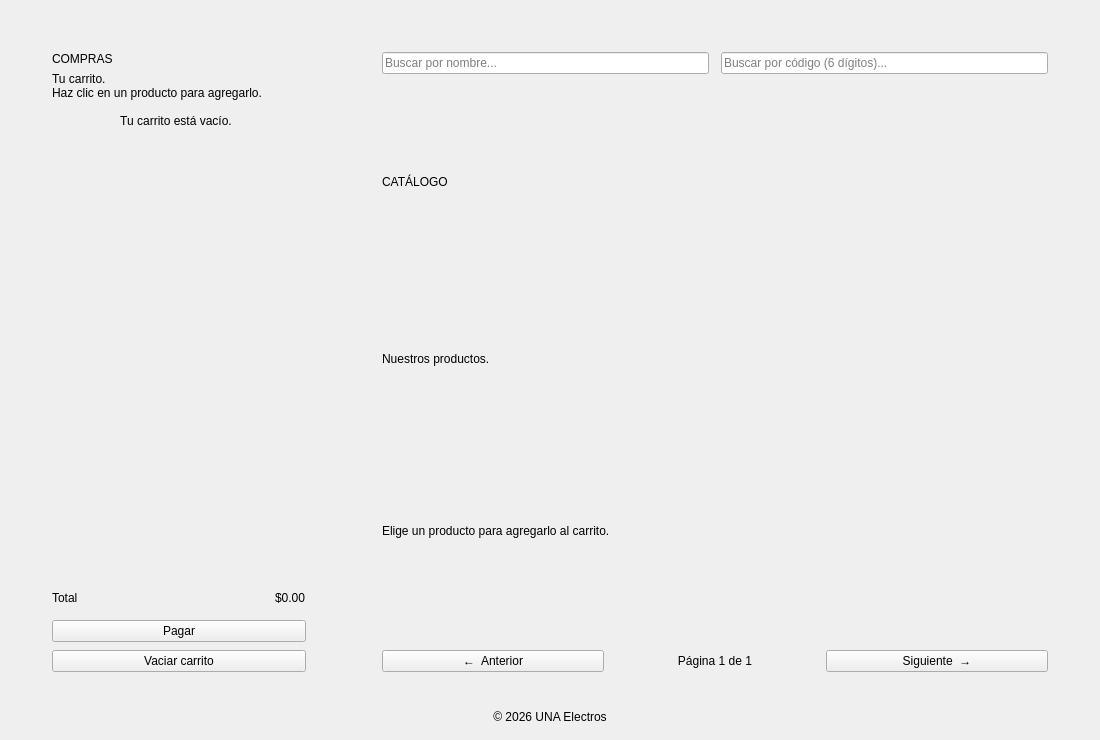
First picture: the form in proyecto progra/menuPaginacion.ui, repository AntonyEduardoAguirre/proyectoprogramacion2, before the edit.
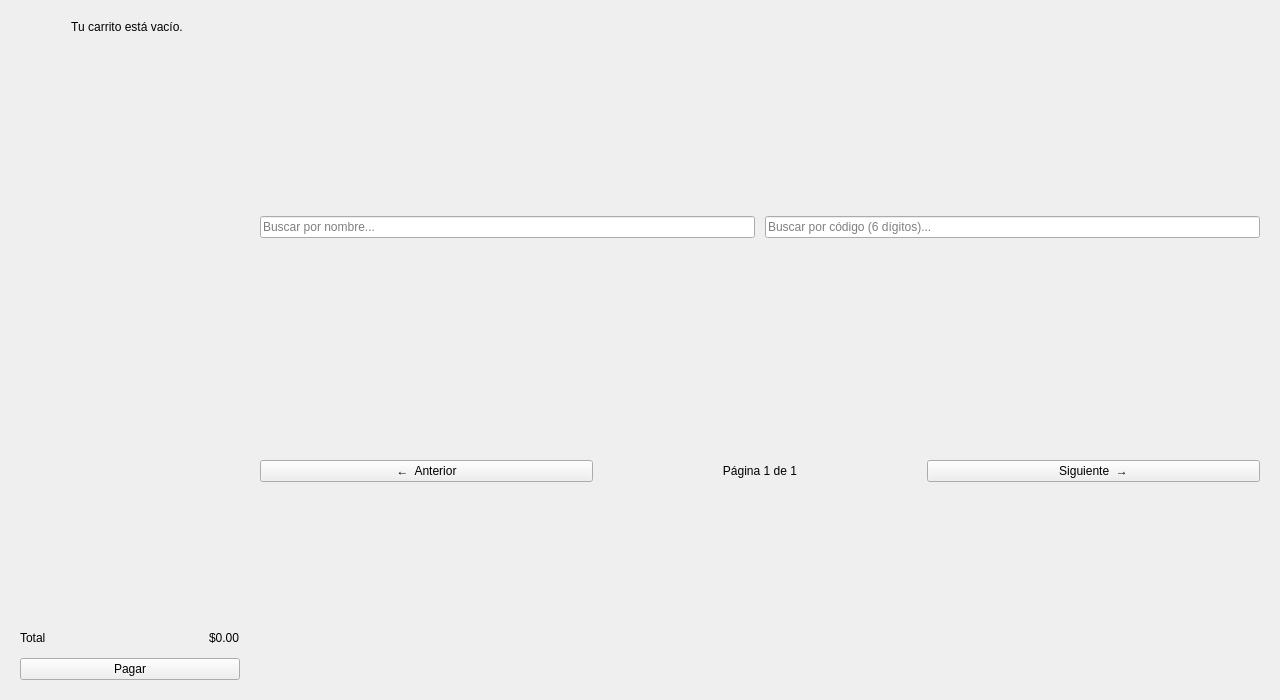
Second picture: the form after the edit.

Commit message: menu paginacion 2.0

```diff
--- a/proyecto progra/menuPaginacion.ui
+++ b/proyecto progra/menuPaginacion.ui
@@ -6,14 +6,14 @@
    <rect>
     <x>0</x>
     <y>0</y>
-    <width>1100</width>
-    <height>740</height>
+    <width>1280</width>
+    <height>700</height>
    </rect>
   </property>
   <property name="minimumSize">
    <size>
     <width>1000</width>
-    <height>680</height>
+    <height>600</height>
    </size>
   </property>
   <property name="windowTitle">
@@ -219,116 +219,23 @@
 </string>
   </property>
   <widget class="QWidget" name="centralwidget">
-   <layout class="QVBoxLayout" name="verticalLayoutMain" stretch="1,0">
-    <property name="spacing">
-     <number>14</number>
-    </property>
-    <property name="leftMargin">
-     <number>24</number>
-    </property>
-    <property name="topMargin">
-     <number>24</number>
-    </property>
-    <property name="rightMargin">
-     <number>24</number>
-    </property>
-    <property name="bottomMargin">
-     <number>16</number>
-    </property>
-    <item>
      <layout class="QHBoxLayout" name="horizontalLayoutMenu" stretch="0,1">
-      <property name="spacing">
-       <number>20</number>
-      </property>
+    <property name="spacing"><number>20</number></property>
+    <property name="leftMargin"><number>20</number></property>
+    <property name="topMargin"><number>20</number></property>
+    <property name="rightMargin"><number>20</number></property>
+    <property name="bottomMargin"><number>20</number></property>
       <item>
        <widget class="QFrame" name="cardCarrito">
-        <property name="minimumSize">
-         <size>
-          <width>310</width>
-          <height>0</height>
-         </size>
-        </property>
-        <property name="maximumSize">
-         <size>
-          <width>340</width>
-          <height>16777215</height>
-         </size>
-        </property>
-        <property name="frameShape">
-         <enum>QFrame::NoFrame</enum>
-        </property>
+      <property name="minimumSize"><size><width>220</width><height>0</height></size></property>
+      <property name="maximumSize"><size><width>260</width><height>16777215</height></size></property>
+      <property name="frameShape"><enum>QFrame::NoFrame</enum></property>
         <layout class="QVBoxLayout" name="layoutCarrito">
-         <property name="spacing">
-          <number>0</number>
-         </property>
-         <property name="leftMargin">
-          <number>28</number>
-         </property>
-         <property name="topMargin">
-          <number>28</number>
-         </property>
-         <property name="rightMargin">
-          <number>28</number>
-         </property>
-         <property name="bottomMargin">
-          <number>24</number>
-         </property>
-         <item>
-          <widget class="QLabel" name="eyebrowCarrito">
-           <property name="text">
-            <string>COMPRAS</string>
-           </property>
-          </widget>
-         </item>
-         <item>
-          <spacer name="spacerEyebrowCarrito">
-           <property name="orientation">
-            <enum>Qt::Vertical</enum>
-           </property>
-           <property name="sizeType">
-            <enum>QSizePolicy::Fixed</enum>
-           </property>
-           <property name="sizeHint" stdset="0">
-            <size>
-             <width>20</width>
-             <height>6</height>
-            </size>
-           </property>
-          </spacer>
-         </item>
-         <item>
-          <widget class="QLabel" name="titleCarrito">
-           <property name="text">
-            <string>Tu carrito.</string>
-           </property>
-          </widget>
-         </item>
-         <item>
-          <widget class="QLabel" name="subtitleCarrito">
-           <property name="text">
-            <string>Haz clic en un producto para agregarlo.</string>
-           </property>
-           <property name="wordWrap">
-            <bool>true</bool>
-           </property>
-          </widget>
-         </item>
-         <item>
-          <spacer name="spacerSubtituloCarrito">
-           <property name="orientation">
-            <enum>Qt::Vertical</enum>
-           </property>
-           <property name="sizeType">
-            <enum>QSizePolicy::Fixed</enum>
-           </property>
-           <property name="sizeHint" stdset="0">
-            <size>
-             <width>20</width>
-             <height>14</height>
-            </size>
-           </property>
-          </spacer>
-         </item>
+       <property name="spacing"><number>0</number></property>
+       <property name="leftMargin"><number>0</number></property>
+       <property name="topMargin"><number>0</number></property>
+       <property name="rightMargin"><number>0</number></property>
+       <property name="bottomMargin"><number>0</number></property>
          <item>
           <widget class="QScrollArea" name="scrollCarrito">
            <property name="frameShape">
@@ -388,48 +295,10 @@
           </widget>
          </item>
          <item>
-          <spacer name="spacerAntesLinea">
-           <property name="orientation">
-            <enum>Qt::Vertical</enum>
-           </property>
-           <property name="sizeType">
-            <enum>QSizePolicy::Fixed</enum>
-           </property>
-           <property name="sizeHint" stdset="0">
-            <size>
-             <width>20</width>
-             <height>12</height>
-            </size>
-           </property>
-          </spacer>
-         </item>
-         <item>
-          <widget class="QFrame" name="lineaTotal">
-           <property name="maximumSize">
-            <size>
-             <width>16777215</width>
-             <height>1</height>
-            </size>
-           </property>
-           <property name="frameShape">
-            <enum>QFrame::NoFrame</enum>
-           </property>
-          </widget>
-         </item>
-         <item>
-          <spacer name="spacerDespuesLinea">
-           <property name="orientation">
-            <enum>Qt::Vertical</enum>
-           </property>
-           <property name="sizeType">
-            <enum>QSizePolicy::Fixed</enum>
-           </property>
-           <property name="sizeHint" stdset="0">
-            <size>
-             <width>20</width>
-             <height>14</height>
-            </size>
-           </property>
+ <spacer name="spacerAntesTotal">
+  <property name="orientation"><enum>Qt::Vertical</enum></property>
+  <property name="sizeType"><enum>QSizePolicy::Fixed</enum></property>
+  <property name="sizeHint" stdset="0"><size><width>20</width><height>12</height></size></property>
           </spacer>
          </item>
          <item>
@@ -465,48 +334,14 @@
          </item>
          <item>
           <spacer name="spacerAntesPagar">
-           <property name="orientation">
-            <enum>Qt::Vertical</enum>
-           </property>
-           <property name="sizeType">
-            <enum>QSizePolicy::Fixed</enum>
-           </property>
-           <property name="sizeHint" stdset="0">
-            <size>
-             <width>20</width>
-             <height>12</height>
-            </size>
-           </property>
+  <property name="orientation"><enum>Qt::Vertical</enum></property>
+  <property name="sizeType"><enum>QSizePolicy::Fixed</enum></property>
+  <property name="sizeHint" stdset="0"><size><width>20</width><height>10</height></size></property>
           </spacer>
          </item>
          <item>
           <widget class="QPushButton" name="btnPagar">
-           <property name="text">
-            <string>Pagar</string>
-           </property>
-          </widget>
-         </item>
-         <item>
-          <spacer name="spacerAntesVaciar">
-           <property name="orientation">
-            <enum>Qt::Vertical</enum>
-           </property>
-           <property name="sizeType">
-            <enum>QSizePolicy::Fixed</enum>
-           </property>
-           <property name="sizeHint" stdset="0">
-            <size>
-             <width>20</width>
-             <height>8</height>
-            </size>
-           </property>
-          </spacer>
-         </item>
-         <item>
-          <widget class="QPushButton" name="btnVaciar">
-           <property name="text">
-            <string>Vaciar carrito</string>
-           </property>
+         <property name="text"><string>Pagar</string></property>
           </widget>
          </item>
         </layout>
@@ -518,26 +353,14 @@
          <enum>QFrame::NoFrame</enum>
         </property>
         <layout class="QVBoxLayout" name="layoutCatalogo">
-         <property name="spacing">
-          <number>0</number>
-         </property>
-         <property name="leftMargin">
-          <number>28</number>
-         </property>
-         <property name="topMargin">
-          <number>28</number>
-         </property>
-         <property name="rightMargin">
-          <number>28</number>
-         </property>
-         <property name="bottomMargin">
-          <number>24</number>
-         </property>
+       <property name="spacing"><number>0</number></property>
+       <property name="leftMargin"><number>0</number></property>
+       <property name="topMargin"><number>0</number></property>
+       <property name="rightMargin"><number>0</number></property>
+       <property name="bottomMargin"><number>0</number></property>
          <item>
-          <layout class="QHBoxLayout" name="layoutBuscadores">
-           <property name="spacing">
-            <number>12</number>
-           </property>
+        <layout class="QHBoxLayout" name="layoutBuscadores" stretch="1,1">
+         <property name="spacing"><number>10</number></property>
            <item>
             <widget class="QLineEdit" name="leNombre">
              <property name="clearButtonEnabled">
@@ -565,71 +388,9 @@
          </item>
          <item>
           <spacer name="spacerBuscadores">
-           <property name="orientation">
-            <enum>Qt::Vertical</enum>
-           </property>
-           <property name="sizeType">
-            <enum>QSizePolicy::Fixed</enum>
-           </property>
-           <property name="sizeHint" stdset="0">
-            <size>
-             <width>20</width>
-             <height>22</height>
-            </size>
-           </property>
-          </spacer>
-         </item>
-         <item>
-          <widget class="QLabel" name="eyebrowCatalogo">
-           <property name="text">
-            <string>CATÁLOGO</string>
-           </property>
-          </widget>
-         </item>
-         <item>
-          <spacer name="spacerEyebrowCatalogo">
-           <property name="orientation">
-            <enum>Qt::Vertical</enum>
-           </property>
-           <property name="sizeType">
-            <enum>QSizePolicy::Fixed</enum>
-           </property>
-           <property name="sizeHint" stdset="0">
-            <size>
-             <width>20</width>
-             <height>6</height>
-            </size>
-           </property>
-          </spacer>
-         </item>
-         <item>
-          <widget class="QLabel" name="titleCatalogo">
-           <property name="text">
-            <string>Nuestros productos.</string>
-           </property>
-          </widget>
-         </item>
-         <item>
-          <widget class="QLabel" name="subtitleCatalogo">
-           <property name="text">
-            <string>Elige un producto para agregarlo al carrito.</string>
-           </property>
-          </widget>
-         </item>
-         <item>
-          <spacer name="spacerSubtituloCatalogo">
-           <property name="orientation">
-            <enum>Qt::Vertical</enum>
-           </property>
-           <property name="sizeType">
-            <enum>QSizePolicy::Fixed</enum>
-           </property>
-           <property name="sizeHint" stdset="0">
-            <size>
-             <width>20</width>
-             <height>18</height>
-            </size>
-           </property>
+  <property name="orientation"><enum>Qt::Vertical</enum></property>
+  <property name="sizeType"><enum>QSizePolicy::Fixed</enum></property>
+  <property name="sizeHint" stdset="0"><size><width>20</width><height>14</height></size></property>
           </spacer>
          </item>
          <item>
@@ -641,22 +402,13 @@
          </item>
          <item>
           <spacer name="spacerGrid">
-           <property name="orientation">
-            <enum>Qt::Vertical</enum>
-           </property>
-           <property name="sizeType">
-            <enum>QSizePolicy::Fixed</enum>
-           </property>
-           <property name="sizeHint" stdset="0">
-            <size>
-             <width>20</width>
-             <height>16</height>
-            </size>
-           </property>
+  <property name="orientation"><enum>Qt::Vertical</enum></property>
+  <property name="sizeType"><enum>QSizePolicy::Fixed</enum></property>
+  <property name="sizeHint" stdset="0"><size><width>20</width><height>12</height></size></property>
           </spacer>
          </item>
          <item>
-          <layout class="QHBoxLayout" name="layoutPaginacion">
+        <layout class="QHBoxLayout" name="layoutPaginacion" stretch="1,1,1">
            <item>
             <widget class="QPushButton" name="btnAnterior">
              <property name="text">
@@ -684,18 +436,6 @@
           </layout>
          </item>
         </layout>
-       </widget>
-      </item>
-     </layout>
-    </item>
-    <item>
-     <widget class="QLabel" name="copyrightMenu">
-      <property name="text">
-       <string>© 2026 UNA Electros</string>
-      </property>
-      <property name="alignment">
-       <set>Qt::AlignCenter</set>
-      </property>
      </widget>
     </item>
    </layout>
```
Left out of the diff: 188 changed lines with no effect on the pictures. Lines whose indentation alone changed are shown as unchanged. The commit also changes 2 other files.
